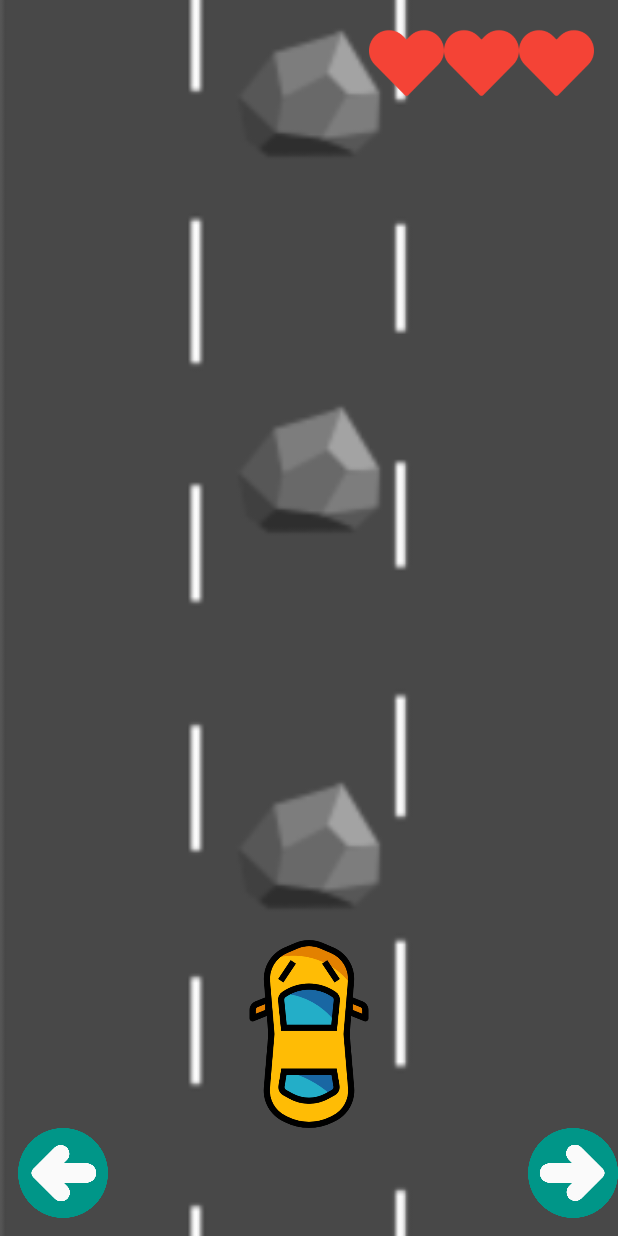
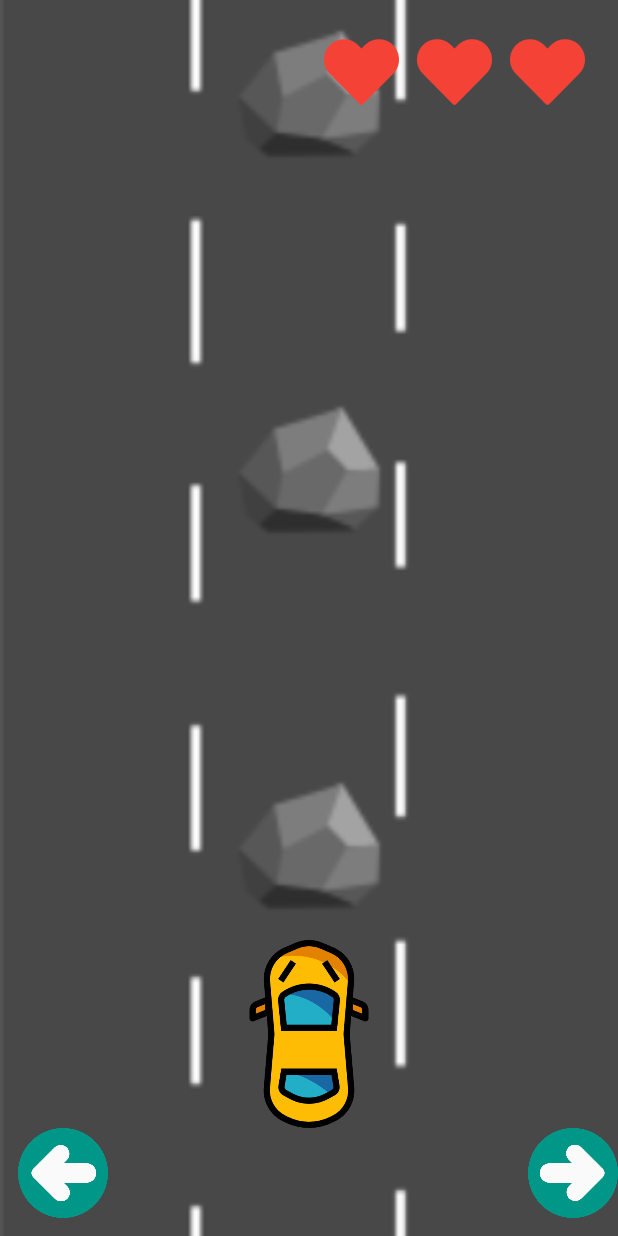
Before and after one commit to Eylonsha/HW2_Eylon, an Android app: the screen it shows after launch (MainActivity), after a tap on an icon or button, on a phone screen of 412 x 824 dp. Run offline under Robolectric (Android 15) with nearby library versions, the phone set to English and light mode, and no system bars; 1 other tap on this screen came first.

Commit message:
margin hearts.

```diff
--- a/app/src/main/java/com/example/hw1_eylon/MainActivity.java
+++ b/app/src/main/java/com/example/hw1_eylon/MainActivity.java
@@ -17,7 +17,7 @@ import java.util.Random;
 
 
 public class MainActivity extends AppCompatActivity {
-    private final int numOfRows =(6); //1=cars
+    private final int numOfRows =(5+1); //1=cars
     private final int numOfCols =3;
     private final int numOfHearts = 3;
     private final int numOfRocks = (numOfRows - 1) * numOfCols;
@@ -157,7 +157,6 @@ public class MainActivity extends AppCompatActivity {
         });
 
 
-
     }
 
     private void rollingStones() {
--- a/app/src/main/res/layout/activity_main.xml
+++ b/app/src/main/res/layout/activity_main.xml
@@ -265,6 +265,7 @@
             android:layout_height="50dp"
             android:layout_weight="1"
             android:tag="0"
+            android:layout_margin="6dp"
             app:srcCompat="@drawable/heart" />
 
         <ImageView
@@ -273,6 +274,7 @@
             android:layout_height="50dp"
             android:layout_weight="1"
             android:tag="1"
+            android:layout_margin="6dp"
             app:srcCompat="@drawable/heart" />
 
         <ImageView
@@ -281,6 +283,7 @@
             android:layout_height="50dp"
             android:layout_weight="1"
             android:tag="2"
+            android:layout_margin="6dp"
             app:srcCompat="@drawable/heart" />
 
     </LinearLayout>
```
